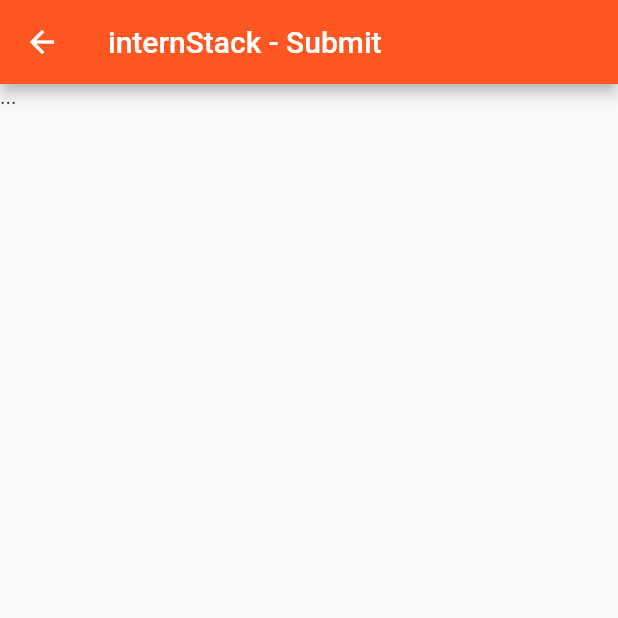
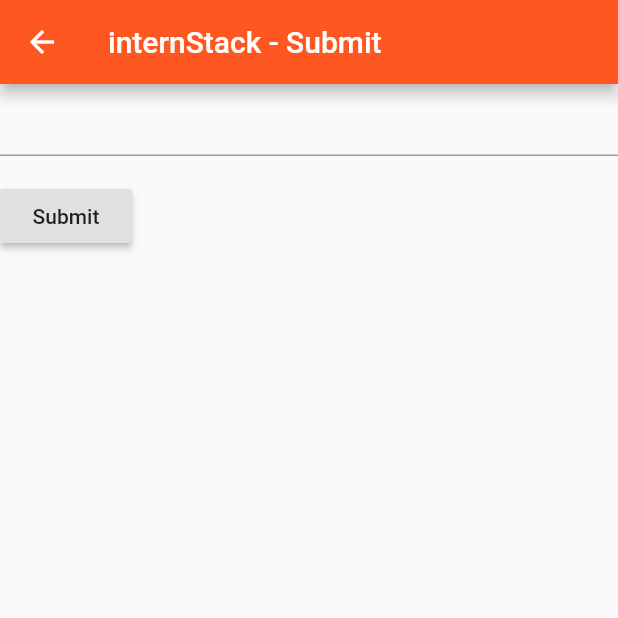
Before and after one commit to cbeardsmore/internStack, a Flutter app: the SubmissionPage screen opened directly, on a phone screen of 412 x 824 dp, the top half of it. Run offline on Flutter 3.47's test engine with Material 2 defaults, Android fonts, the phone set to English and light mode, and no system bars; our stand-ins replace cloud_firestore; accounts and stored records are empty.

Commit message:
Add base form for submission page

```diff
--- a/lib/submission.dart
+++ b/lib/submission.dart
@@ -4,6 +4,50 @@ class SubmissionPage extends StatelessWidget {
   @override
   Widget build(BuildContext context) {
     return Scaffold(
-        appBar: AppBar(title: Text('internStack - Submit')), body: Text('...'));
+      appBar: AppBar(title: Text('internStack - Submit')),
+      body: SubmitForm(),
+    );
   }
 }
+
+class SubmitForm extends StatefulWidget {
+  @override
+  SubmitFormState createState() {
+    return SubmitFormState();
+  }
+}
+
+class SubmitFormState extends State<SubmitForm> {
+  final _formKey = GlobalKey<FormState>();
+
+  @override
+  Widget build(BuildContext context) {
+    return Form(
+      key: _formKey,
+      child: Column(
+        crossAxisAlignment: CrossAxisAlignment.start,
+        children: <Widget>[
+          TextFormField(
+            validator: (value) {
+              if (value.isEmpty) {
+                return 'Please enter some text';
+              }
+            },
+          ),
+          Padding(
+            padding: const EdgeInsets.symmetric(vertical: 16.0),
+            child: RaisedButton(
+              onPressed: () {
+                if (_formKey.currentState.validate()) {
+                  Scaffold.of(context)
+                      .showSnackBar(SnackBar(content: Text('Processing Data')));
+                }
+              },
+              child: Text('Submit'),
+            ),
+          ),
+        ],
+      ),
+    );
+  }
+}
```
